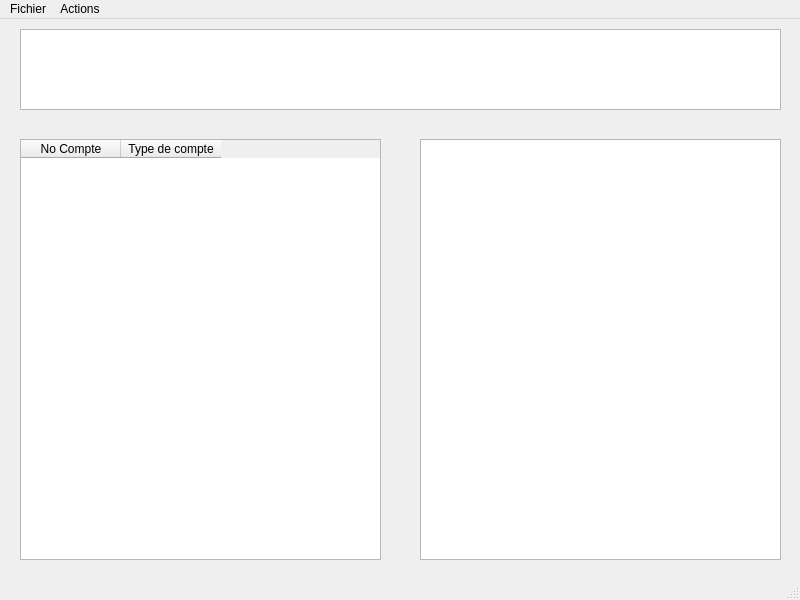
matlegdal/banque-app, file ClientGUI/clientgui.ui: the form before one commit.
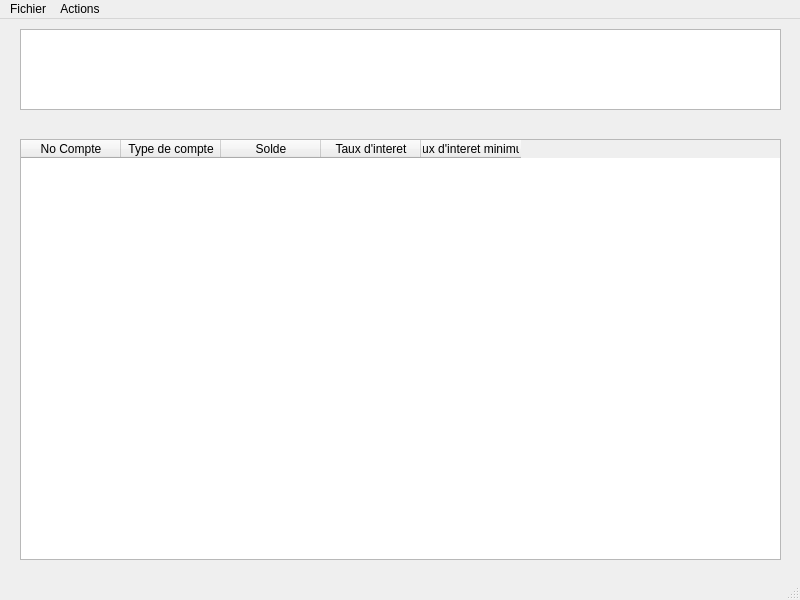
The form after the commit.

Commit message: change la fenetre principale pour présenter les données de comptes dans la table plutôt que dans un textBrowser.

```diff
--- a/ClientGUI/clientgui.ui
+++ b/ClientGUI/clientgui.ui
@@ -19,7 +19,7 @@
      <rect>
       <x>20</x>
       <y>120</y>
-      <width>361</width>
+      <width>761</width>
       <height>421</height>
      </rect>
     </property>
@@ -36,16 +36,21 @@
       <string>Type de compte</string>
      </property>
     </column>
-   </widget>
-   <widget class="QTextBrowser" name="textBrowser_infoComptes">
-    <property name="geometry">
-     <rect>
-      <x>420</x>
-      <y>120</y>
-      <width>361</width>
-      <height>421</height>
-     </rect>
-    </property>
+    <column>
+     <property name="text">
+      <string>Solde</string>
+     </property>
+    </column>
+    <column>
+     <property name="text">
+      <string>Taux d'interet</string>
+     </property>
+    </column>
+    <column>
+     <property name="text">
+      <string>Taux d'interet minimum</string>
+     </property>
+    </column>
    </widget>
    <widget class="QTextBrowser" name="textBrowser_infoClient">
     <property name="geometry">
```
The commit also changes 4 other files.
